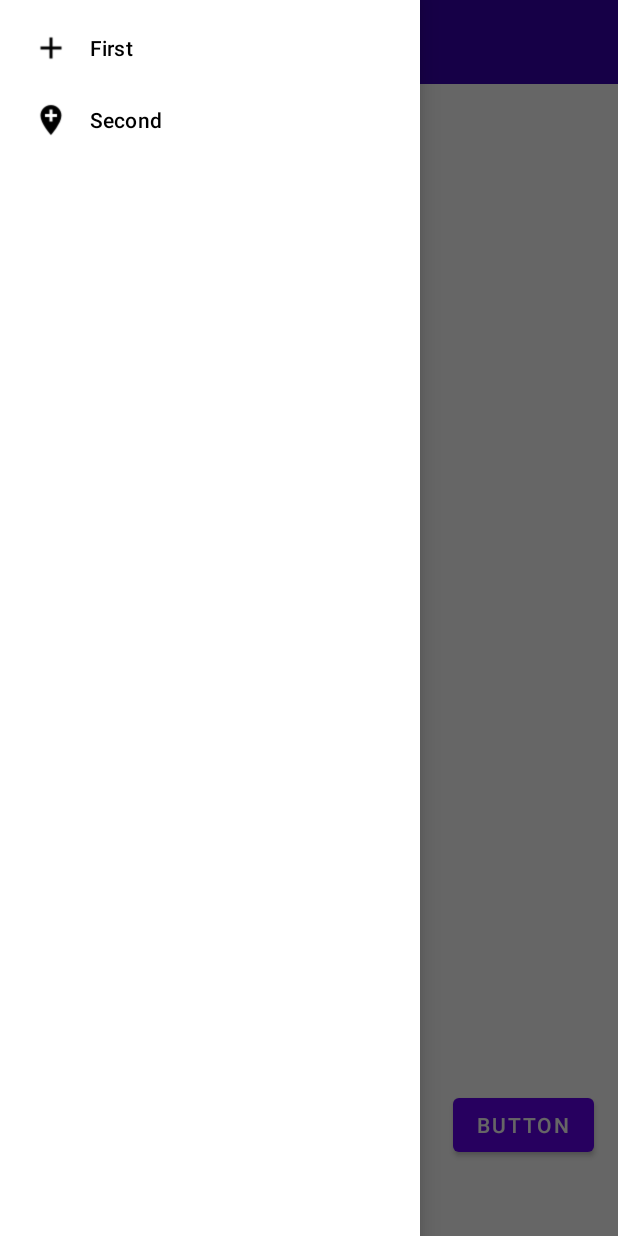
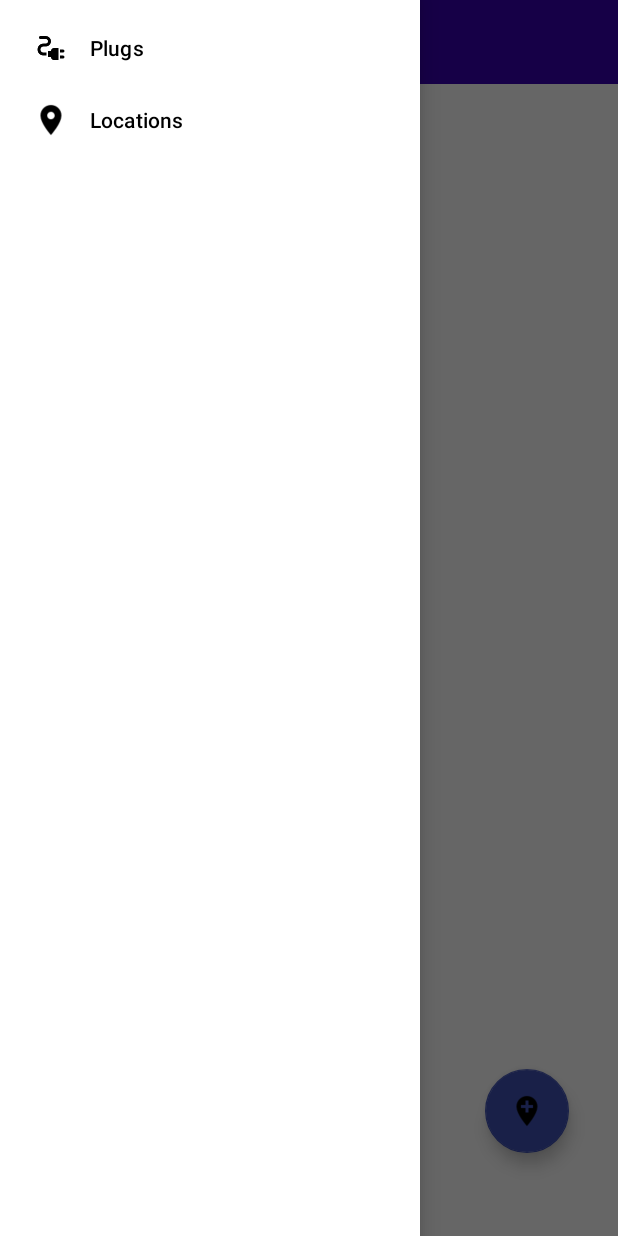
Before and after one commit to Ahmad-Montasser/SmartPlug, an Android app: the fragment AddLocation placed in its activity, with the side drawer open, on a phone screen of 412 x 824 dp. Run offline under Robolectric (Android 15) with nearby library versions, the phone set to English and light mode, and no system bars.

Commit message:
Location Layout Initialization

```diff
--- a/app/src/main/res/layout/add_location_layout.xml
+++ b/app/src/main/res/layout/add_location_layout.xml
@@ -1,20 +1,34 @@
 <?xml version="1.0" encoding="utf-8"?>
 <androidx.constraintlayout.widget.ConstraintLayout xmlns:android="http://schemas.android.com/apk/res/android"
     xmlns:app="http://schemas.android.com/apk/res-auto"
-    xmlns:tools="http://schemas.android.com/tools"
     android:id="@+id/constraintLayout"
     android:layout_width="match_parent"
     android:layout_height="match_parent">
 
-    <Button
-        android:id="@+id/button"
+    <LinearLayout
+        android:id="@+id/linearLayoutLocationsList"
+        android:layout_width="match_parent"
+        android:layout_height="wrap_content"
+        android:orientation="vertical"
+        app:layout_constraintBottom_toTopOf="@+id/addLocationButton"
+        app:layout_constraintEnd_toEndOf="parent"
+        app:layout_constraintHorizontal_bias="0.0"
+        app:layout_constraintStart_toStartOf="parent"
+        app:layout_constraintTop_toTopOf="parent"
+        app:layout_constraintVertical_bias="0.025"></LinearLayout>
+
+    <com.google.android.material.floatingactionbutton.FloatingActionButton
+        android:id="@+id/addLocationButton"
         android:layout_width="wrap_content"
         android:layout_height="wrap_content"
-        android:text="Button"
+        android:clickable="true"
+        android:contentDescription="@string/add_new_location_string"
+        android:src="@drawable/add_location"
+        app:backgroundTint="#3F51B5"
         app:layout_constraintBottom_toBottomOf="parent"
         app:layout_constraintEnd_toEndOf="parent"
-        app:layout_constraintHorizontal_bias="0.949"
+        app:layout_constraintHorizontal_bias="0.909"
         app:layout_constraintStart_toStartOf="parent"
         app:layout_constraintTop_toTopOf="parent"
-        app:layout_constraintVertical_bias="0.931" />
+        app:layout_constraintVertical_bias="0.922" />
 </androidx.constraintlayout.widget.ConstraintLayout>
--- a/app/src/main/res/menu/drawer_view.xml
+++ b/app/src/main/res/menu/drawer_view.xml
@@ -3,12 +3,12 @@
     <group android:checkableBehavior="single">
         <item
             android:id="@+id/nav_first_fragment"
-            android:icon="@drawable/add"
-            android:title="First" />
+            android:icon="@drawable/plug"
+            android:title="Plugs" />
         <item
             android:id="@+id/nav_second_fragment"
             android:icon="@drawable/location"
-            android:title="Second" />
+            android:title="Locations" />
 
     </group>
 </menu>
--- a/app/src/main/res/values/strings.xml
+++ b/app/src/main/res/values/strings.xml
@@ -2,4 +2,5 @@
     <string name="app_name">SmartPlug</string>
     <string name="drawer_open">Open navigation drawer</string>
     <string name="drawer_close">Close navigation drawer</string>
+    <string name="add_new_location_string">Add New Location</string>
 </resources>
```
Also changed, not shown: app/src/main/res/drawable/add_location.png (added), app/src/main/res/drawable/location.png, app/src/main/res/drawable/plug.png (added).
